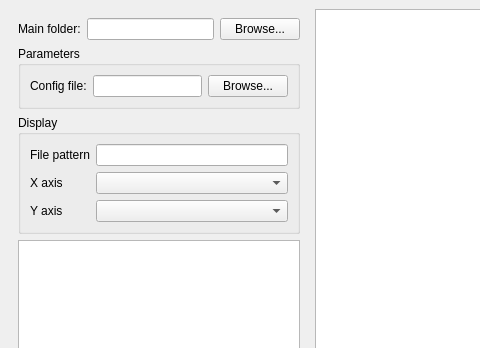
Old version of the form mainwindow.ui in the repository matthieuheitz/sweetsweep; both pictures show x 0 to 480 and y 0 to 348 of the 842 by 639 pixel window.
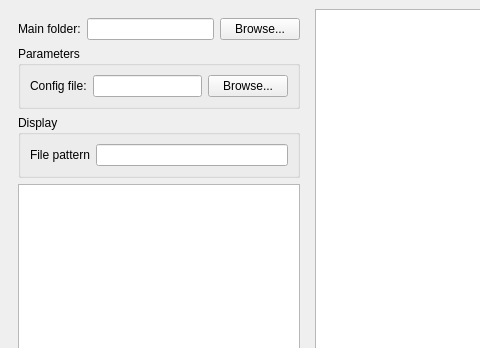
New version of the form.

Commit message:
Add functions for x and y axis comboboxes
TODO: draw the graphics according to them.

The edit to the form file:
```diff
--- a/mainwindow.ui
+++ b/mainwindow.ui
@@ -83,27 +83,9 @@
          <property name="title">
           <string>Display</string>
          </property>
-         <layout class="QFormLayout" name="formLayout_2">
-          <item row="1" column="0">
-           <widget class="QLabel" name="label_xaxis">
-            <property name="text">
-             <string>X axis</string>
-            </property>
-           </widget>
-          </item>
-          <item row="1" column="1">
-           <widget class="QComboBox" name="comboBox_xaxis"/>
-          </item>
-          <item row="2" column="0">
-           <widget class="QLabel" name="label_yaxis">
-            <property name="text">
-             <string>Y axis</string>
-            </property>
-           </widget>
-          </item>
-          <item row="2" column="1">
-           <widget class="QComboBox" name="comboBox_yaxis"/>
-          </item>
+         <layout class="QVBoxLayout" name="verticalLayout_3">
+          <item>
+           <layout class="QGridLayout" name="gridLayout_display">
           <item row="0" column="0">
            <widget class="QLabel" name="label_filePattern">
             <property name="text">
@@ -113,6 +95,8 @@
           </item>
           <item row="0" column="1">
            <widget class="QLineEdit" name="lineEdit_filePattern"/>
+            </item>
+           </layout>
           </item>
          </layout>
         </widget>
```
Lines whose indentation alone changed are shown as unchanged. The commit also changes 1 other file.
